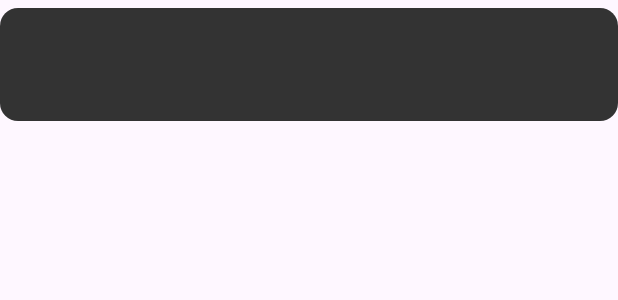
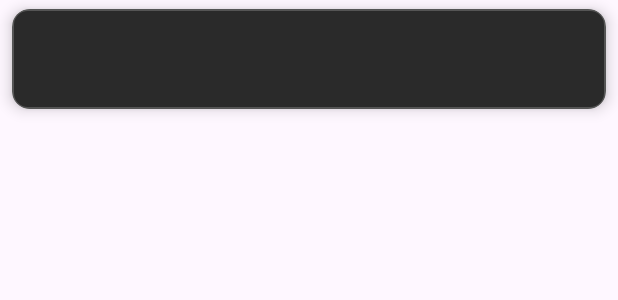
Before and after one commit to FebiRPL/DBDiary_TugasAkhir, an Android app: the layout item.xml on its own in the app's theme, with its tools: preview values and no code run, on a phone screen of 412 x 824 dp. Shown: the top 300 px of the screen. Run offline under Robolectric (Android 15) with nearby library versions, the phone set to English and light mode, and no system bars.

Commit message:
Multi Delete

```diff
--- a/app/src/main/res/drawable/baseline_search_24.xml
+++ b/app/src/main/res/drawable/baseline_search_24.xml
@@ -1,5 +1,5 @@
 <vector xmlns:android="http://schemas.android.com/apk/res/android" android:height="24dp" android:tint="#000000" android:viewportHeight="24" android:viewportWidth="24" android:width="24dp">
 
-    <path android:fillColor="@android:color/white" android:pathData="M15.5,14h-0.79l-0.28,-0.27C15.41,12.59 16,11.11 16,9.5 16,5.91 13.09,3 9.5,3S3,5.91 3,9.5 5.91,16 9.5,16c1.61,0 3.09,-0.59 4.23,-1.57l0.27,0.28v0.79l5,4.99L20.49,19l-4.99,-5zM9.5,14C7.01,14 5,11.99 5,9.5S7.01,5 9.5,5 14,7.01 14,9.5 11.99,14 9.5,14z"/>
+    <path android:fillColor="@android:color/white" android:pathData="M15.5,14h-0.79l-0.28,-0.27C15.41,12.59 16,11.11 16,9.5 16,5.91 13.09,3 9.5,3S3,5.91 3,9.5 5.91,16 9.5,16c1.61,0 3.09,-0.59 4.23,-1.57l0.27,0.28v0.79l5,4.99L20.49,19l-4.99,-5zM9.5,14C7.01,14 5,11.99 5,9.5S7.01,5 9.5,5 14,7.01 14,9.5 11.99,14 9.5,14z" />
 
 </vector>
--- a/app/src/main/res/drawable/bg_diary.xml
+++ b/app/src/main/res/drawable/bg_diary.xml
@@ -1,8 +1,7 @@
-<?xml version="1.0" encoding="utf-8"?>
 <shape xmlns:android="http://schemas.android.com/apk/res/android"
     android:shape="rectangle">
 
-    <solid android:color="@color/DefaultBackground"/>
-    <corners android:radius="12dp"/>
-
+    <solid android:color="#2A2A2A" /> <!-- abu-abu pekat, beda dari #121212 -->
+    <corners android:radius="10dp" />
+    <stroke android:width="1dp" android:color="#555555"/> <!-- garis tepi -->
 </shape>
--- a/app/src/main/res/layout/item.xml
+++ b/app/src/main/res/layout/item.xml
@@ -1,38 +1,37 @@
 <?xml version="1.0" encoding="utf-8"?>
-<LinearLayout xmlns:android="http://schemas.android.com/apk/res/android"
-    xmlns:app="http://schemas.android.com/apk/res-auto"
-    xmlns:tools="http://schemas.android.com/tools"
-    android:id="@+id/main"
+<androidx.cardview.widget.CardView xmlns:android="http://schemas.android.com/apk/res/android"
+    xmlns:card_view="http://schemas.android.com/apk/res-auto"
+    android:layout_width="match_parent"
+    android:layout_height="wrap_content"
+    android:layout_marginVertical="6dp"
+    android:layout_marginHorizontal="8dp"
+    card_view:cardCornerRadius="12dp"
+    card_view:cardElevation="6dp"
+    android:foreground="?android:attr/selectableItemBackground">
+
+    <LinearLayout
+        android:layout_width="match_parent"
+        android:layout_height="wrap_content"
         android:orientation="vertical"
-    android:layout_width="match_parent"
-    android:layout_height="75dp"
-    android:layout_marginTop="5dp"
-    android:background="@drawable/bg_diary"
-    >
+        android:padding="12dp"
+        android:background="@drawable/bg_diary">  <!-- Bisa tetap pake bg_diary -->
 
         <TextView
             android:id="@+id/Tvjudul"
             android:layout_width="match_parent"
             android:layout_height="wrap_content"
-        android:includeFontPadding="false"
-        android:textSize="25dp"
+            android:textSize="20sp"
             android:textColor="@color/white"
-        android:layout_marginStart="10dp"
-        android:layout_marginTop="10dp"
-        android:layout_marginEnd="10dp"
-        />
+            android:layout_marginBottom="5dp"
+            android:includeFontPadding="false"/>
 
         <TextView
             android:id="@+id/Waktu"
             android:layout_width="match_parent"
             android:layout_height="wrap_content"
-        android:layout_marginStart="9dp"
-        android:layout_marginTop="7dp"
-        android:layout_marginEnd="15dp"
             android:textColor="@color/white"
-        android:layout_marginBottom="10dp"
-        android:includeFontPadding="false"
-        android:textSize="10dp"
-        />
+            android:textSize="12sp"
+            android:includeFontPadding="false"/>
+    </LinearLayout>
 
-</LinearLayout>
+</androidx.cardview.widget.CardView>
--- a/app/src/main/res/values/colors.xml
+++ b/app/src/main/res/values/colors.xml
@@ -7,4 +7,5 @@
     <color name="coloraccent">#134686</color>
     <color name="DefaultBackground">#333333</color>
     <color name="Purple">#A376A2</color>
+    <color name="colorPrimaryDark">#292929</color>
 </resources>
```
Also changed, not shown: app/src/main/res/layout/activity_main.xml (+6 -1 lines). Lines whose indentation alone changed are shown as unchanged.
